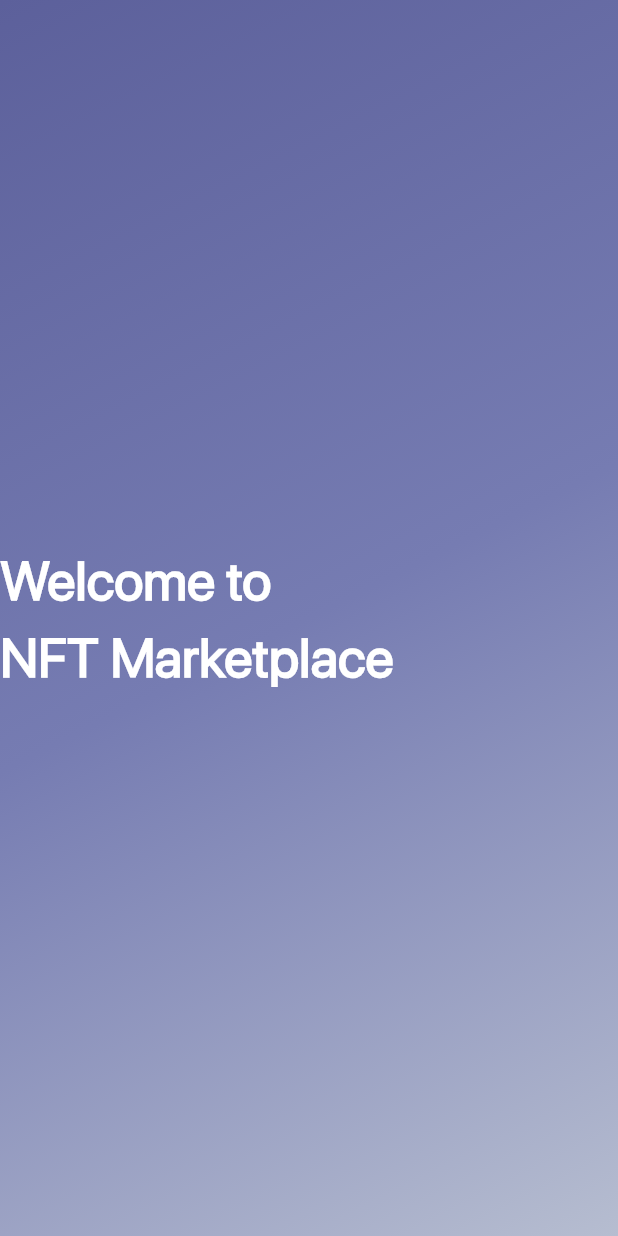
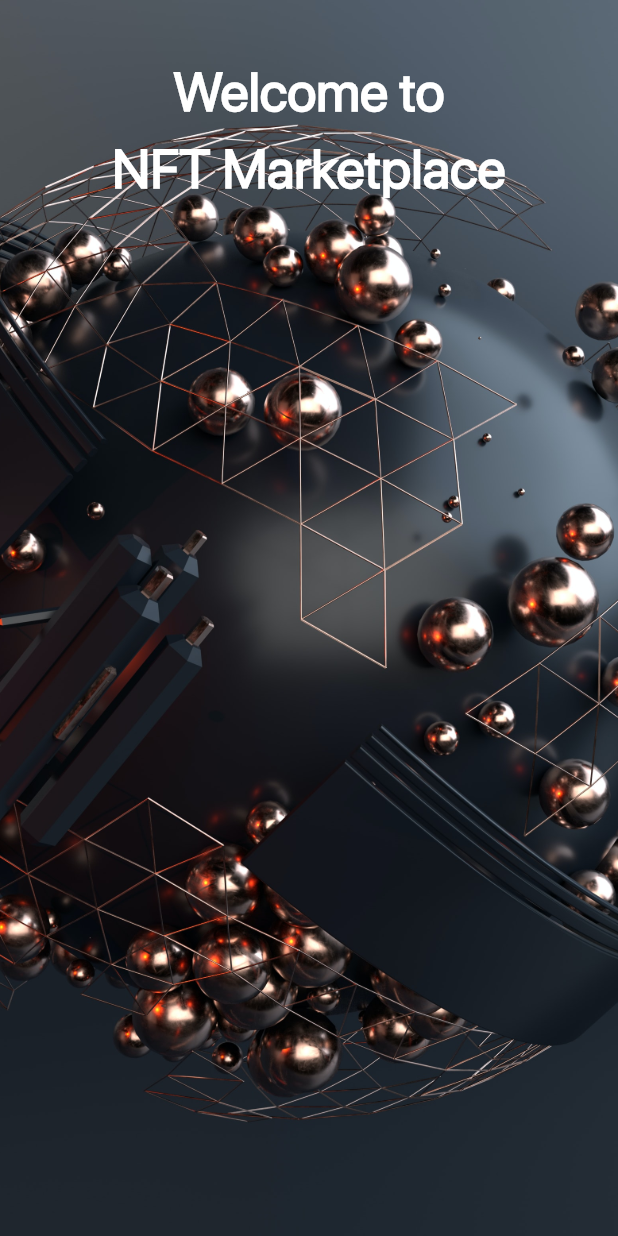
Before and after one commit to Hishamk99/mini-market-place, a Flutter app: the screen it shows after launch, on a phone screen of 412 x 824 dp. Run offline on Flutter 3.47's test engine with Material 3 defaults, Android fonts, the phone set to English and light mode, and no system bars.

Commit message:
remove container , using stack widget to add image

```diff
--- a/lib/features/splash/presentation/views/splash_page.dart
+++ b/lib/features/splash/presentation/views/splash_page.dart
@@ -10,35 +10,35 @@ class SplashPage extends StatelessWidget {
   Widget build(BuildContext context) {
     return SafeArea(
       child: Scaffold(
-        body: Container(
-          decoration: const BoxDecoration(
-            gradient: LinearGradient(
-              begin: Alignment.topLeft,
-              end: Alignment.bottomRight,
-              colors: [
-                Color(0xff5C609B),
-                Color(0xff767CB2),
-                Color(0xffB6BDD0),
-                //  Color(0xffAEB4CA),
-              ],
+        body: Stack(
+          children: [
+            Image.asset(
+              'assets/images/splash_image.jpg',
+              height: double.infinity,
+              fit: BoxFit.cover,
             ),
-          ),
+            Padding(
+              padding:
+                  const EdgeInsets.symmetric(horizontal: 16, vertical: 35),
               child: Column(
-            mainAxisAlignment: MainAxisAlignment.center,
+                //mainAxisAlignment: MainAxisAlignment.center,
                 crossAxisAlignment: CrossAxisAlignment.stretch,
                 children: [
                   Text(
                     StringsManager.kWelcome,
-                textAlign: TextAlign.start,
+                    textAlign: TextAlign.center,
                     style: Stylse.style36,
                   ),
                   Text(
                     StringsManager.kNFT,
+                    textAlign: TextAlign.center,
                     style: Stylse.style36,
                   ),
                 ],
               ),
             ),
+          ],
+        ),
       ),
     );
   }
```
Also changed, not shown: lib/core/resources/styles.dart (+4 -5 lines). Lines whose indentation alone changed are shown as unchanged.
